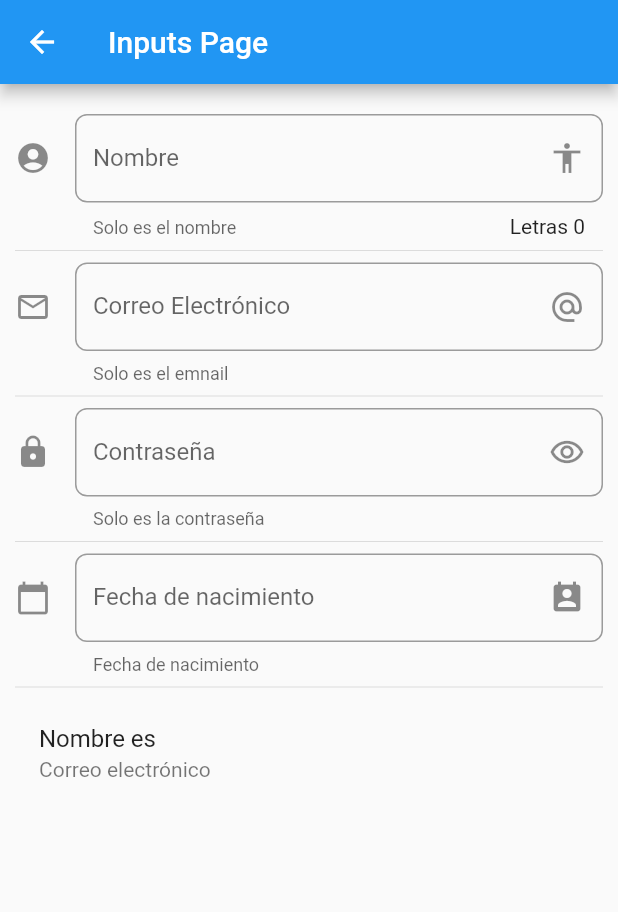
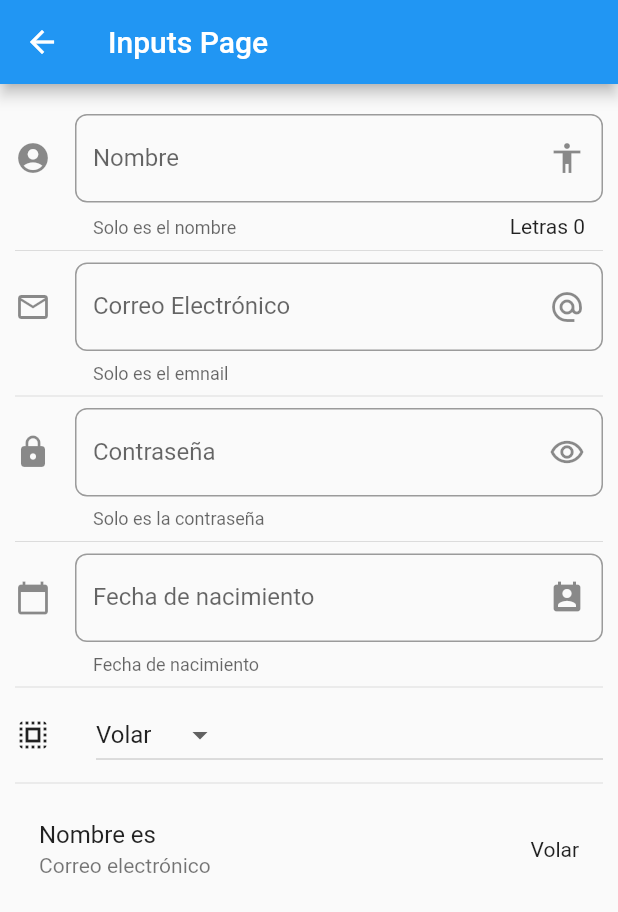
Before and after one commit to manuelalvarezco/flutter-app-Curso, a Flutter app: the InputPage screen opened by its route, on a phone screen of 412 x 824 dp. Shown: the top 912 px of the screen. Run offline on Flutter 3.47's test engine with Material 2 defaults, Android fonts, the phone set to English and light mode, and no system bars.

Commit message:
fin Curso

```diff
--- a/lib/src/pages/input_page.dart
+++ b/lib/src/pages/input_page.dart
@@ -1,7 +1,6 @@
 import 'package:flutter/material.dart';
 
 class InputPage extends StatefulWidget {
-  InputPage({Key key}) : super(key: key);
 
   @override
   _InputPageState createState() => _InputPageState();
@@ -15,6 +14,9 @@ class _InputPageState extends State<InputPage> {
 
   String _date = '';
   TextEditingController _inputFieldDateController = new TextEditingController();
+
+  List<String> _powers = [ 'Volar', 'Rayos X', 'Fuerza'];
+  String _powerSelected = 'Volar';
 
   @override
   Widget build(BuildContext context) {
@@ -32,6 +34,8 @@ class _InputPageState extends State<InputPage> {
           _createInputPassword(),
           Divider(),
           _createInputDatePicker(context),
+          Divider(),
+          _createInputDropdown(),
           Divider(),
           _infoPerson()
         ],
@@ -142,16 +146,52 @@ _selectDate(BuildContext context) async{
   }
 }
 
+Widget _createInputDropdown() {
+  return Row(
+    children: [
+      Icon(Icons.select_all),
+      SizedBox(width: 30.0,),
+      Expanded(
+        child: DropdownButton(
+          value: _powerSelected,
+          items: getOptionsMenuDropdown(),
+          onChanged: (opt){
+            setState(() {
+              _powerSelected = opt;
+            });
+          },
+          ),
+      )
+    ],
+  );
+
+
+}
+
+
+List<DropdownMenuItem<String>> getOptionsMenuDropdown(){
+
+  List<DropdownMenuItem<String>> list = [];
+
+  _powers.forEach( (power){
+    list.add( DropdownMenuItem(
+      child: Text(power),
+      value: power,
+    ));
+  });
+
+  return list;
+}
 
 
 Widget _infoPerson() {
     return ListTile(
       title: Text('Nombre es $_name'),
       subtitle: Text('Correo electrónico $_email'),
+      trailing: Text(_powerSelected),
     );
   }
 
 
 
-
 }
--- a/lib/src/utils/icon_string_util.dart
+++ b/lib/src/utils/icon_string_util.dart
@@ -6,6 +6,8 @@ final _icons = <String, IconData>{
   'folder_open'   : Icons.folder_open,
   'donut_large'   : Icons.donut_large,
   'input'         : Icons.input,
+  'slideshow'     : Icons.slideshow,
+  'list'          : Icons.list,
 };
 
 Icon getIcon(String iconName){
```
Also changed, not shown: data/menu_opt.json (+10 -0 lines), lib/src/pages/listview_page.dart (added, +151 -0 lines), lib/src/pages/slider_page.dart (added, +83 -0 lines), lib/src/routes/routes.dart (+9 -5 lines).
